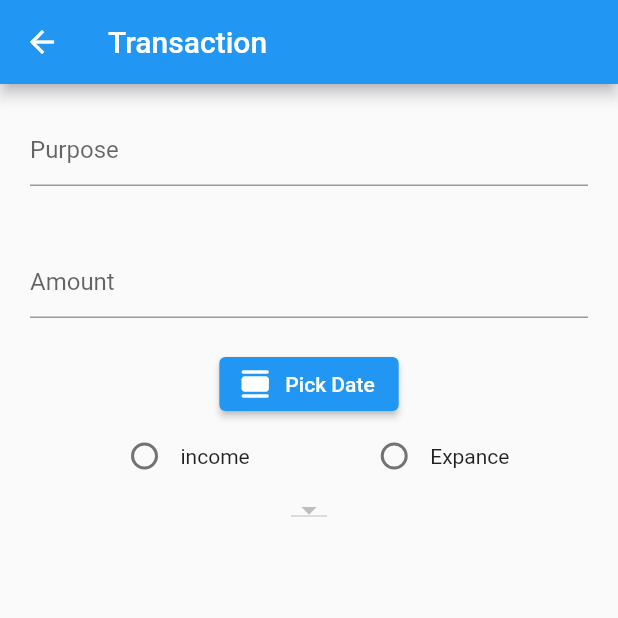
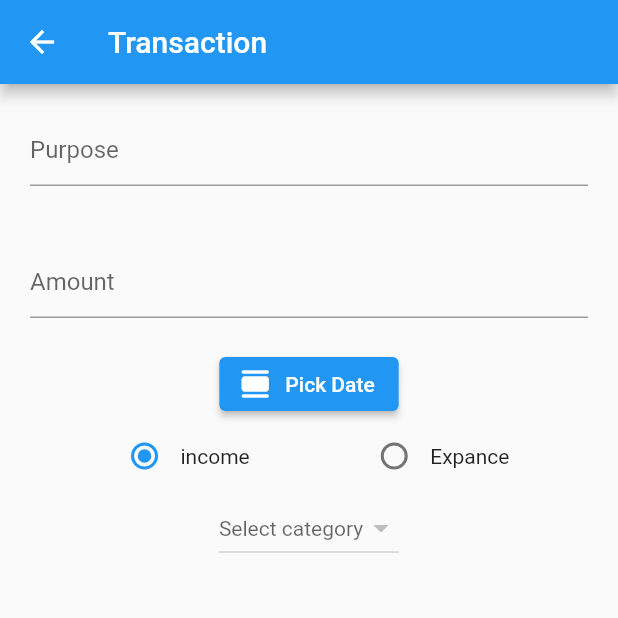
Before and after one commit to ASNoufal/PersonalMoneyManagement-App, a Flutter app: the ScreenAddTransaction screen opened directly, on a phone screen of 412 x 824 dp, the top half of it. Run offline on Flutter 3.47's test engine with Material 2 defaults, Android fonts, the light colour scheme and no system bars; our stand-ins replace hive_flutter; accounts and stored records are empty.

Commit message:
updated in hive to get

```diff
--- a/lib/add transaction/screen_add_transaction.dart
+++ b/lib/add transaction/screen_add_transaction.dart
@@ -11,7 +11,7 @@ class ScreenAddTransaction extends StatefulWidget {
 
 class _ScreenAddTransactionState extends State<ScreenAddTransaction> {
   String? dropdownvalue;
-  CategoryType? incometype;
+  CategoryType? incometype = CategoryType.income;
   DateTime? selecteddate;
   DateTime? selecteddateper;
 
@@ -71,6 +71,7 @@ class _ScreenAddTransactionState extends State<ScreenAddTransaction> {
                       onChanged: (value) {
                         setState(() {
                           incometype = value;
+                          dropdownvalue = null;
                         });
                       }),
                   const Text("income")
@@ -84,6 +85,7 @@ class _ScreenAddTransactionState extends State<ScreenAddTransaction> {
                       onChanged: (value) {
                         setState(() {
                           incometype = value;
+                          dropdownvalue = null;
                         });
                       }),
                   const Text("Expance")
@@ -92,6 +94,7 @@ class _ScreenAddTransactionState extends State<ScreenAddTransaction> {
             ],
           ),
           DropdownButton(
+              hint: const Text("Select category"),
               style: const TextStyle(color: Colors.grey),
               value: dropdownvalue,
               onChanged: (value) {
@@ -99,13 +102,19 @@ class _ScreenAddTransactionState extends State<ScreenAddTransaction> {
                   dropdownvalue = value;
                 });
               },
-            items: Category().incomecategory.value.map((e) {
+              items: incometype == CategoryType.income
+                  ? Category().incomecategory.value.map((e) {
                       return DropdownMenuItem(
                         value: e.id,
                         child: Text(e.name),
                       );
-            }).toList(),
-          )
+                    }).toList()
+                  : Category()
+                      .expenxecategory
+                      .value
+                      .map((e) =>
+                          DropdownMenuItem(value: e.id, child: Text(e.name)))
+                      .toList())
         ],
       )),
     );
```
Lines whose indentation alone changed are shown as unchanged.
